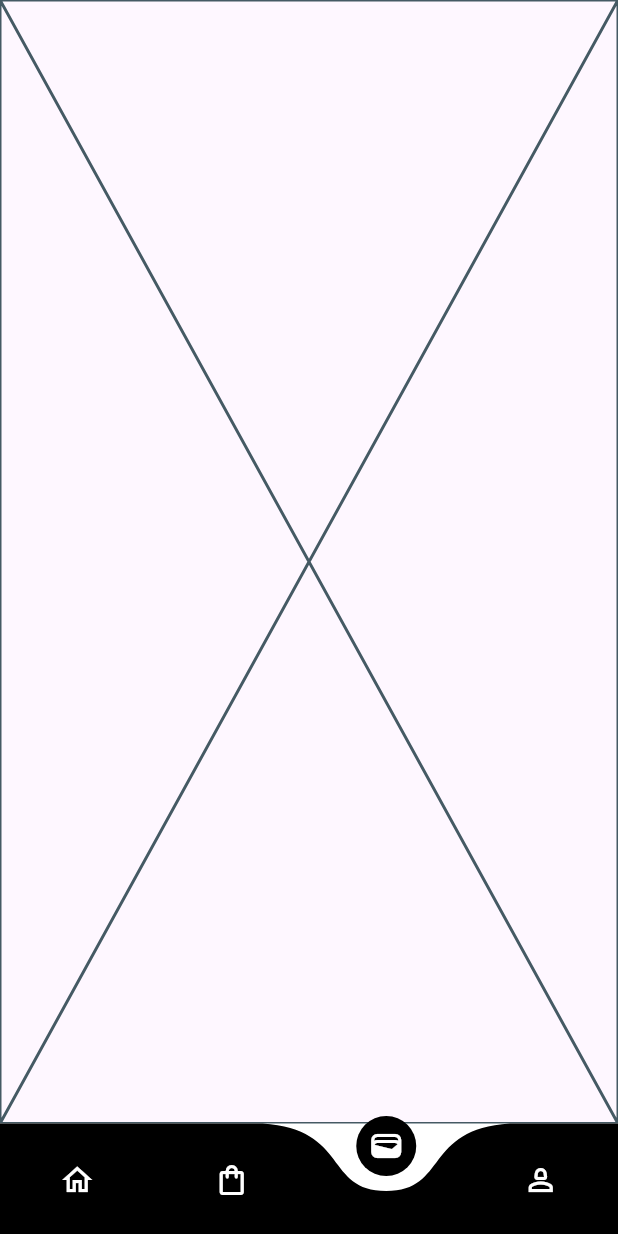
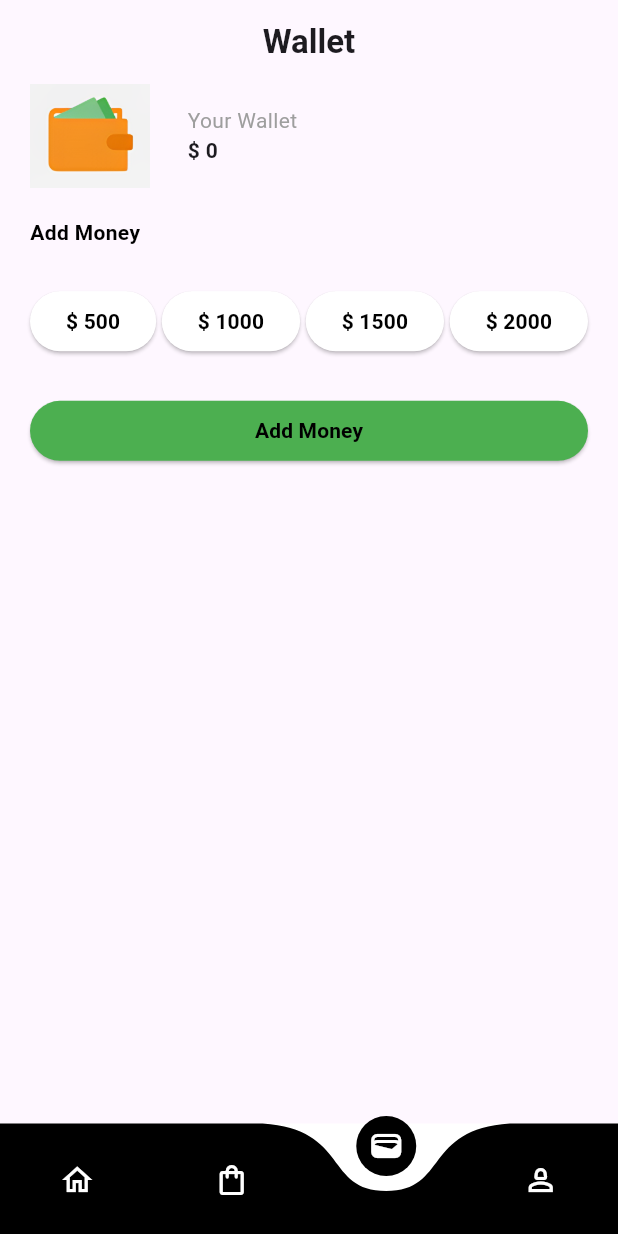
Before and after one commit to Jaihind963/delivery_application, a Flutter app: the screen it shows after launch, item 3 of the bottom bar chosen, on a phone screen of 412 x 824 dp. Run offline on Flutter 3.47's test engine with Material 3 defaults, Android fonts, the phone set to English and light mode, and no system bars; drawn by our look-alikes of curved_navigation_bar; missing offline and left inert: flutter_stripe.

Commit message:
Update walletpage.dart

```diff
--- a/lib/pages/walletpage.dart
+++ b/lib/pages/walletpage.dart
@@ -1,4 +1,8 @@
+import 'dart:convert';
+import 'package:delivery_app/widgets/app_constant.dart';
 import 'package:flutter/material.dart';
+import 'package:flutter_stripe/flutter_stripe.dart';
+import 'package:http/http.dart' as http;
 
 class WalletPage extends StatefulWidget {
   const WalletPage({super.key});
@@ -8,8 +12,149 @@ class WalletPage extends StatefulWidget {
 }
 
 class _WalletPageState extends State<WalletPage> {
+ bool fiveHundred = false, oneThousand = false, fifteenHundred = false, twoThousand = false;
+ int selectedAmount = 0;
+  int walletAmount = 0;
+
+  void updateSelectedAmount(int amount) {
+    setState(() {
+      selectedAmount = amount;
+      fiveHundred = amount == 500;
+      oneThousand = amount == 1000;
+      fifteenHundred = amount == 1500;
+      twoThousand = amount == 2000;
+    });
+  }
+
+  void addMoneyToWallet() {
+    setState(() {
+      walletAmount += selectedAmount;
+    });
+  }
+
   @override
   Widget build(BuildContext context) {
-    return const Placeholder();
+    return Scaffold(
+      appBar: AppBar(
+        centerTitle: true,
+        title: Text(
+          "Wallet",
+          style: TextStyle(fontWeight: FontWeight.bold),
+        ),
+      ),
+      body: Container(
+        margin: EdgeInsets.symmetric(horizontal: 20),
+        child: Column(
+          crossAxisAlignment: CrossAxisAlignment.start,
+          children: [
+            Row(
+              children: [
+                Image.asset(
+                  'assets/images/wallet.png',
+                  fit: BoxFit.cover,
+                  width: 80,
+                ),
+                SizedBox(width: 25),
+                Column(
+                  crossAxisAlignment: CrossAxisAlignment.start,
+                  children: [
+                    Text(
+                      "Your Wallet",
+                      style: TextStyle(color: Colors.grey),
+                    ),
+                    Text(
+                      "\$ $walletAmount",
+                      style: TextStyle(fontWeight: FontWeight.bold),
+                    ),
+                  ],
+                ),
+              ],
+            ),
+            SizedBox(height: 20),
+            Text(
+              "Add Money",
+              style: TextStyle(fontWeight: FontWeight.bold,color: Colors.black),
+            ),
+            SizedBox(height: 25),
+            Row(
+              mainAxisAlignment: MainAxisAlignment.spaceBetween,
+              children: [
+                ElevatedButton(style: ElevatedButton.styleFrom(backgroundColor:fiveHundred? Colors.black: Colors.white),
+                  onPressed: (){
+                    setState(() {
+                      fiveHundred = true;
+                      oneThousand = false;
+                      fifteenHundred = false;
+                      twoThousand = false;
+                      updateSelectedAmount(500);
+                    });
+                  },
+                  child: Text(
+                    "\$ 500",
+                    style: TextStyle(fontWeight: FontWeight.bold,color: fiveHundred? Colors.white: Colors.black),
+                  ),
+                ),
+                ElevatedButton(style: ElevatedButton.styleFrom(backgroundColor:oneThousand? Colors.black: Colors.white),
+                  onPressed: (){
+                     setState(() {
+                      fiveHundred = false;
+                      oneThousand = true;
+                      fifteenHundred = false;
+                      twoThousand = false;
+                    });
+                  },
+                  child: Text(
+                    "\$ 1000",
+                    style: TextStyle(fontWeight: FontWeight.bold,color: oneThousand? Colors.white: Colors.black),
+                  ),
+                ),
+                ElevatedButton(style: ElevatedButton.styleFrom(backgroundColor:fifteenHundred? Colors.black: Colors.white),
+                  onPressed: (){
+                     setState(() {
+                      fiveHundred = false;
+                      oneThousand = false;
+                      fifteenHundred = true;
+                      twoThousand = false;
+                    });
+                  },
+                  child: Text(
+                    "\$ 1500",
+                    style: TextStyle(fontWeight: FontWeight.bold,color: fifteenHundred? Colors.white:Colors.black),
+                  ),
+                ),
+                ElevatedButton(style: ElevatedButton.styleFrom(backgroundColor:twoThousand? Colors.black: Colors.white),
+                  onPressed: (){ setState(() {
+                      fiveHundred = false;
+                      oneThousand = false;
+                      fifteenHundred = false;
+                      twoThousand = true;
+                      updateSelectedAmount(2000);
+                    });},
+                  child: Text(
+                    "\$ 2000",
+                    style: TextStyle(fontWeight: FontWeight.bold, color: twoThousand? Colors.white: Colors.black),
+                  ),
+                ),
+                // Other containers...
+              ],
+            ),
+            SizedBox(height: 25),
+            ElevatedButton(
+              style: ElevatedButton.styleFrom(backgroundColor: Colors.green),
+              onPressed: () {
+                addMoneyToWallet();
+              },
+              child: Center(
+                child: Text(
+                  "Add Money",
+                  style: TextStyle(fontWeight: FontWeight.bold,color: Colors.black),
+                ),
+              ),
+            ),
+          ],
+        ),
+      ),
+    );
   }
+
 }
```
